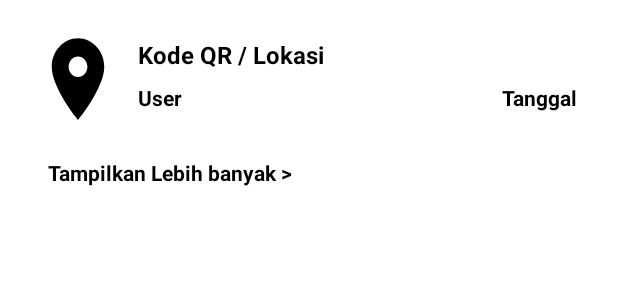
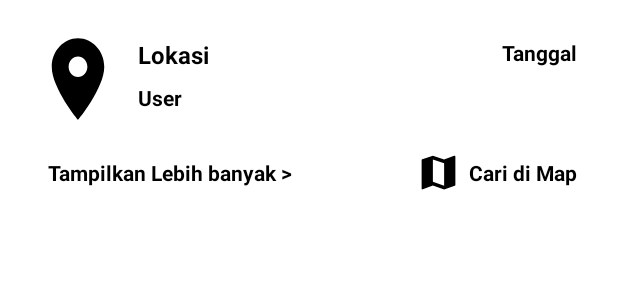
Before and after one commit to LinusArdell/On-Point, an Android app: the layout recycler_item.xml on its own in the app's theme, with its tools: preview values and no code run, on a phone screen of 412 x 824 dp. Shown: the top 300 px of the screen. Run offline under Robolectric (Android 15) with nearby library versions, the phone set to English and light mode, and no system bars.

Commit message:
Update
Buka google maps berdasarkan nilai latitude dan longitude

```diff
--- a/app/src/main/java/com/test/onpoint/Adapter/PointAdapter.java
+++ b/app/src/main/java/com/test/onpoint/Adapter/PointAdapter.java
@@ -1,6 +1,7 @@
 package com.test.onpoint.Adapter;
 
 import android.animation.Animator;
+import android.Manifest;
 import android.animation.AnimatorListenerAdapter;
 import android.app.AlertDialog;
 import android.content.Context;
@@ -10,14 +11,12 @@ import android.graphics.Canvas;
 import android.graphics.Color;
 import android.graphics.Paint;
 import android.media.MediaScannerConnection;
-import android.net.ConnectivityManager;
-import android.net.NetworkInfo;
+import android.net.Uri;
 import android.os.Environment;
-import android.util.Log;
 import android.view.LayoutInflater;
 import android.view.View;
 import android.view.ViewGroup;
-import android.widget.Button;
+import android.widget.LinearLayout;
 import android.widget.RelativeLayout;
 import android.widget.TextView;
 import android.widget.Toast;
@@ -25,12 +24,10 @@ import android.widget.Toast;
 import androidx.annotation.NonNull;
 import androidx.cardview.widget.CardView;
 import androidx.constraintlayout.widget.ConstraintLayout;
+import androidx.core.app.ActivityCompat;
 import androidx.core.content.ContextCompat;
 import androidx.recyclerview.widget.RecyclerView;
 
-import com.bumptech.glide.Glide;
-import com.google.android.gms.tasks.OnFailureListener;
-import com.google.android.gms.tasks.OnSuccessListener;
 import com.google.android.material.button.MaterialButton;
 import com.google.firebase.auth.FirebaseAuth;
 import com.google.firebase.auth.FirebaseUser;
@@ -39,8 +36,6 @@ import com.google.firebase.database.DatabaseError;
 import com.google.firebase.database.DatabaseReference;
 import com.google.firebase.database.FirebaseDatabase;
 import com.google.firebase.database.ValueEventListener;
-import com.google.firebase.storage.FirebaseStorage;
-import com.google.firebase.storage.StorageReference;
 import com.google.zxing.BarcodeFormat;
 import com.google.zxing.MultiFormatWriter;
 import com.google.zxing.WriterException;
@@ -58,6 +53,7 @@ import java.util.List;
 
 public class PointAdapter extends RecyclerView.Adapter<MyViewHolder> {
 
+    private static final int LOCATION_PERMISSION_REQUEST_CODE = 1;
     private Context context;
     private List<PointDataClass> dataList;
     FirebaseAuth userAuth;
@@ -100,7 +96,6 @@ public class PointAdapter extends RecyclerView.Adapter<MyViewHolder> {
             holder.vhStatus.setTextColor(ContextCompat.getColor(context, R.color.red));
         }
 
-        holder.vhQR.setText(data.getQrCode());
         holder.vhLokasi.setText(data.getLokasi());
         holder.vhUsername.setText(data.getUserName());
         holder.vhTanggal.setText(hari);
@@ -229,6 +224,21 @@ public class PointAdapter extends RecyclerView.Adapter<MyViewHolder> {
             dialog.show();
             return true;
         });
+
+        holder.vhMap.setOnClickListener(new View.OnClickListener() {
+            @Override
+            public void onClick(View view) {
+                Double latitude = data.getLatitude();
+                Double longitude = data.getLongitude();
+
+                Uri gmmIntentUri = Uri.parse("geo:" + latitude + "," + longitude + "?q=" + latitude + "," + longitude);
+
+                Intent mapIntent = new Intent(Intent.ACTION_VIEW, gmmIntentUri);
+                mapIntent.setPackage("com.google.android.apps.maps");
+
+                view.getContext().startActivity(mapIntent);
+            }
+        });
     }
 
     private void downloadQRCode(String qrCode) {
@@ -286,28 +296,23 @@ public class PointAdapter extends RecyclerView.Adapter<MyViewHolder> {
     }
 
     private File saveBitmap(Bitmap bitmap, String qrCode) {
-        // Nama file
-        String fileName = "QR_" + qrCode + ".png"; // Anda bisa mengganti menjadi .jpg jika perlu
+        String fileName = "QR_" + qrCode + ".png";
 
-        // Mendapatkan directory penyimpanan di /Documents/QR_Code/
         File directory = new File(Environment.getExternalStoragePublicDirectory(Environment.DIRECTORY_DOCUMENTS), "QR_Code");
         if (!directory.exists()) {
-            directory.mkdirs(); // Membuat directory jika belum ada
+            directory.mkdirs();
         }
 
-        // File untuk menyimpan QR code
         File file = new File(directory, fileName);
         try (FileOutputStream outputStream = new FileOutputStream(file)) {
-            // Compress bitmap menjadi PNG (atau JPG jika diinginkan)
-            bitmap.compress(Bitmap.CompressFormat.PNG, 100, outputStream); // Untuk JPG ganti PNG menjadi JPEG
+            bitmap.compress(Bitmap.CompressFormat.PNG, 100, outputStream);
             outputStream.flush();
 
-            // Tampilkan toast ketika file berhasil disimpan
             Toast.makeText(context, "QR code disimpan di: " + file.getAbsolutePath(), Toast.LENGTH_LONG).show();
-            return file; // Kembalikan file yang disimpan
+            return file;
         } catch (IOException e) {
             e.printStackTrace();
-            return null; // Jika gagal, kembalikan null
+            return null;
         }
     }
 
@@ -360,16 +365,15 @@ public class PointAdapter extends RecyclerView.Adapter<MyViewHolder> {
 
 class MyViewHolder extends RecyclerView.ViewHolder {
 
-    TextView vhQR, vhLokasi, vhUsername, vhTanggal, vhLatitude, vhLongitude, vhDetail, vhTextview, vhStatus, dtKodeQR, dtLokasi, dtUser;
+    TextView vhLokasi, vhUsername, vhTanggal, vhLatitude, vhLongitude, vhDetail, vhTextview, vhStatus, dtKodeQR, dtLokasi, dtUser;
     ConstraintLayout vhExpandableCard;
-
+    LinearLayout vhMap;
     RelativeLayout vhRelativeEdit, vhRelativeHistory;
     CardView cardView;
 
     public MyViewHolder(@NonNull View itemView) {
         super(itemView);
 
-        vhQR = itemView.findViewById(R.id.recQr);
         vhLokasi = itemView.findViewById(R.id.tvLokasi);
         vhUsername = itemView.findViewById(R.id.tvUser);
         vhTanggal = itemView.findViewById(R.id.tvTanggal);
@@ -379,7 +383,7 @@ class MyViewHolder extends RecyclerView.ViewHolder {
         cardView = itemView.findViewById(R.id.recycler_card);
         vhExpandableCard = itemView.findViewById(R.id.expandableCard);
         vhDetail = itemView.findViewById(R.id.recDetail);
-
+        vhMap = itemView.findViewById(R.id.linearLayoutMap);
         vhRelativeEdit = itemView.findViewById(R.id.relativeLayout);
         vhRelativeHistory = itemView.findViewById(R.id.relativeLayout2);
         vhStatus = itemView.findViewById(R.id.tvStatus);
--- a/app/src/main/java/com/test/onpoint/Fragment/FragmentTambah.java
+++ b/app/src/main/java/com/test/onpoint/Fragment/FragmentTambah.java
@@ -183,26 +183,32 @@ public class FragmentTambah extends Fragment {
     private void addCheckPoint(){
         progress_Bar.setVisibility(View.VISIBLE);
 
+        double latitude, longitude;
+
         String lokasi = etLokasi.getText().toString();
         String qrCode = etQR.getText().toString();
-        String latitudeStr = etLatitude.getText().toString();
-        String longitudeStr = etLongitude.getText().toString();
+
+        if (etLatitude.getText().toString().isEmpty()){
+            latitude = -2.9633061649053487;
+        } else {
+            String latitudeStr = etLatitude.getText().toString();
+            latitude = Double.parseDouble(latitudeStr);
+        }
+
+        if (etLongitude.getText().toString().isEmpty()){
+            longitude = 104.7732953101861;
+        } else {
+            String longitudeStr = etLongitude.getText().toString();
+            longitude = Double.parseDouble(longitudeStr);
+        }
 
         String keterangan = "";
         boolean periksa = false;
 
-        if (latitudeStr.isEmpty() || longitudeStr.isEmpty()) {
-            Toast.makeText(getContext(), "Latitude dan Longitude tidak boleh kosong", Toast.LENGTH_SHORT).show();
-            return;
-        }
-
-        if (!latitudeStr.matches("^-?\\d*(\\.\\d+)?$") || !longitudeStr.matches("^-?\\d*(\\.\\d+)?$")) {
+        if (!etLatitude.getText().toString().matches("^-?\\d*(\\.\\d+)?$") || !etLongitude.getText().toString().matches("^-?\\d*(\\.\\d+)?$")) {
             Toast.makeText(getContext(), "Latitude dan Longitude hanya boleh berisi angka, titik, dan minus", Toast.LENGTH_SHORT).show();
             return;
         }
-
-        double latitude = Double.parseDouble(latitudeStr);
-        double longitude = Double.parseDouble(longitudeStr);
 
         final FirebaseUser users = firebaseAuth.getCurrentUser();
         final String[] finalUser = {""};
--- /dev/null
+++ b/app/src/main/res/drawable/baseline_map_24.xml
@@ -0,0 +1,5 @@
+<vector android:height="24dp" android:tint="#000000"
+    android:viewportHeight="24" android:viewportWidth="24"
+    android:width="24dp" xmlns:android="http://schemas.android.com/apk/res/android">
+    <path android:fillColor="@android:color/white" android:pathData="M20.5,3l-0.16,0.03L15,5.1 9,3 3.36,4.9c-0.21,0.07 -0.36,0.25 -0.36,0.48V20.5c0,0.28 0.22,0.5 0.5,0.5l0.16,-0.03L9,18.9l6,2.1 5.64,-1.9c0.21,-0.07 0.36,-0.25 0.36,-0.48V3.5c0,-0.28 -0.22,-0.5 -0.5,-0.5zM15,19l-6,-2.11V5l6,2.11V19z"/>
+</vector>
--- a/app/src/main/res/layout/fragment_tambah.xml
+++ b/app/src/main/res/layout/fragment_tambah.xml
@@ -94,8 +94,7 @@
                        app:counterEnabled="false"
                        app:boxStrokeColor="@color/strokeColor"
                        android:layout_marginTop="0dp"
-                       android:layout_toStartOf="@id/btnLokasi"
-                       app:helperText="*Required">
+                       android:layout_toStartOf="@id/btnLokasi">
 
                        <com.google.android.material.textfield.TextInputEditText
                            android:id="@+id/etLatitude"
@@ -117,8 +116,7 @@
                        app:boxStrokeColor="@color/strokeColor"
                        android:layout_marginTop="5dp"
                        android:layout_toStartOf="@id/btnLokasi"
-                       android:layout_below="@id/layoutLatitude"
-                       app:helperText="*Required">
+                       android:layout_below="@id/layoutLatitude">
 
                        <com.google.android.material.textfield.TextInputEditText
                            android:id="@+id/etLongitude"
--- a/app/src/main/res/layout/recycler_item.xml
+++ b/app/src/main/res/layout/recycler_item.xml
@@ -27,36 +27,12 @@
             android:scaleType="centerCrop"/>
 
         <TextView
+            android:id="@+id/tvLokasi"
             android:layout_width="wrap_content"
             android:layout_height="30dp"
-            android:id="@+id/recQr"
-            android:text="Kode QR"
-            android:textColor="@color/black"
-            android:textSize="16sp"
+            android:layout_marginStart="10dp"
             android:layout_marginTop="15dp"
-            android:layout_marginStart="10dp"
-            android:layout_toEndOf="@id/recImage"
-            android:textStyle="bold"/>
-
-        <TextView
-            android:layout_width="wrap_content"
-            android:layout_height="30dp"
-            android:id="@+id/recSpace"
-            android:text=" / "
-            android:textColor="@color/black"
-            android:textSize="16sp"
-            android:layout_marginTop="15dp"
-            android:layout_marginStart="0dp"
-            android:layout_toEndOf="@id/recQr"
-            android:textStyle="bold"/>
-
-        <TextView
-            android:id="@+id/tvLokasi"
-            android:layout_width="match_parent"
-            android:layout_height="30dp"
-            android:layout_marginStart="0dp"
-            android:layout_marginTop="15dp"
-            android:layout_toEndOf="@+id/recSpace"
+            android:layout_toEndOf="@+id/recImage"
             android:layout_marginEnd="10dp"
             android:maxLines="1"
             android:text="Lokasi"
@@ -65,7 +41,7 @@
             android:textStyle="bold"/>
 
         <TextView
-            android:layout_width="match_parent"
+            android:layout_width="wrap_content"
             android:layout_height="wrap_content"
             android:id="@+id/tvTanggal"
             android:text="Tanggal"
@@ -74,9 +50,10 @@
             android:textAlignment="textEnd"
             android:textColor="@color/black"
             android:textSize="14sp"
-            android:layout_below="@id/tvLokasi"
-            android:layout_toEndOf="@id/tvUser"
-            android:textStyle="bold"/>
+            android:textStyle="bold"
+            android:layout_toEndOf="@id/tvLokasi"
+            android:layout_marginTop="15dp"
+            android:layout_alignParentEnd="true"/>
 
         <TextView
             android:layout_width="wrap_content"
@@ -87,7 +64,7 @@
             android:textColor="@color/black"
             android:textSize="14sp"
             android:layout_toEndOf="@id/recImage"
-            android:layout_below="@id/recQr"
+            android:layout_below="@id/tvLokasi"
             android:layout_marginStart="10dp"
             android:maxLines="1"
             android:layout_marginBottom="12dp"
@@ -106,6 +83,36 @@
             android:layout_marginBottom="12dp"
             android:layout_marginTop="10dp"
             android:textStyle="bold"/>
+
+        <LinearLayout
+            android:id="@+id/linearLayoutMap"
+            android:layout_width="wrap_content"
+            android:layout_height="wrap_content"
+            android:layout_below="@id/recImage"
+            android:layout_marginEnd="15dp"
+            android:layout_marginTop="10dp"
+            android:layout_alignParentEnd="true"
+            android:orientation="horizontal">
+
+            <ImageView
+                android:id="@+id/ivLocation"
+                android:layout_width="30dp"
+                android:layout_height="30dp"
+                android:src="@drawable/baseline_map_24"
+                android:layout_marginEnd="5dp"/>
+
+            <TextView
+                android:layout_width="wrap_content"
+                android:layout_height="30dp"
+                android:id="@+id/recMaps"
+                android:text="Cari di Map"
+                android:gravity="center_vertical"
+                android:textColor="@color/black"
+                android:textSize="14sp"
+                android:textStyle="bold"
+                android:layout_toStartOf="@id/ivLocation"/>
+
+        </LinearLayout>
 
         <androidx.constraintlayout.widget.ConstraintLayout
             android:id="@+id/expandableCard"
@@ -131,7 +138,7 @@
 
                    <TextView
                        android:id="@+id/textView3"
-                       android:layout_width="150dp"
+                       android:layout_width="130dp"
                        android:layout_height="wrap_content"
                        android:text="Kode QR  "/>
 
@@ -154,7 +161,7 @@
 
                    <TextView
                        android:id="@+id/textView4"
-                       android:layout_width="150dp"
+                       android:layout_width="130dp"
                        android:layout_height="wrap_content"
                        android:text="Lokasi Check Point "/>
 
@@ -178,7 +185,7 @@
 
                    <TextView
                        android:id="@+id/textView"
-                       android:layout_width="150dp"
+                       android:layout_width="130dp"
                        android:layout_height="wrap_content"
                        android:text="Titik Koordinat  "/>
 
@@ -209,7 +216,7 @@
 
                    <TextView
                        android:id="@+id/textView2"
-                       android:layout_width="150dp"
+                       android:layout_width="130dp"
                        android:layout_height="wrap_content"
                        android:text="Status Pengecekan "/>
 
@@ -232,7 +239,7 @@
 
                    <TextView
                        android:id="@+id/textView5"
-                       android:layout_width="150dp"
+                       android:layout_width="130dp"
                        android:layout_height="wrap_content"
                        android:text="Diperiksa Oleh "/>
 
```
